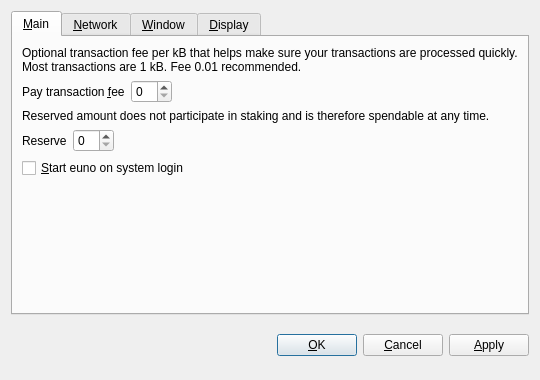
Above: src/qt/forms/optionsdialog.ui from Euno/eunowallet before the change. Below: the same form after it.
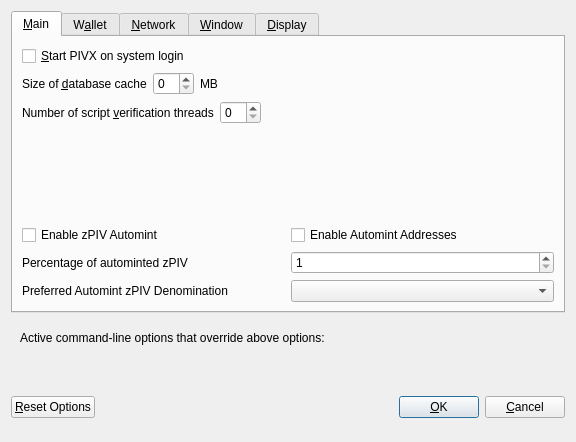
That is the form after the change. Custom widgets are drawn as their Qt base class.

Commit message: -- Initial commit new core wallet

```diff
--- a/src/qt/forms/optionsdialog.ui
+++ b/src/qt/forms/optionsdialog.ui
@@ -6,8 +6,8 @@
    <rect>
     <x>0</x>
     <y>0</y>
-    <width>540</width>
-    <height>380</height>
+    <width>576</width>
+    <height>442</height>
    </rect>
   </property>
   <property name="windowTitle">
@@ -19,9 +19,6 @@
   <layout class="QVBoxLayout" name="verticalLayout">
    <item>
     <widget class="QTabWidget" name="tabWidget">
-     <property name="tabPosition">
-      <enum>QTabWidget::North</enum>
-     </property>
      <property name="currentIndex">
       <number>0</number>
      </property>
@@ -30,110 +27,283 @@
        <string>&amp;Main</string>
       </attribute>
       <layout class="QVBoxLayout" name="verticalLayout_Main">
-       <item>
-        <widget class="QLabel" name="transactionFeeInfoLabel">
-         <property name="text">
-          <string>Optional transaction fee per kB that helps make sure your transactions are processed quickly. Most transactions are 1 kB. Fee 0.01 recommended.</string>
-         </property>
-         <property name="textFormat">
-          <enum>Qt::PlainText</enum>
-         </property>
-         <property name="wordWrap">
-          <bool>true</bool>
-         </property>
-        </widget>
-       </item>
-       <item>
-        <layout class="QHBoxLayout" name="horizontalLayoutFee">
-         <item>
-          <widget class="QLabel" name="transactionFeeLabel">
-           <property name="text">
-            <string>Pay transaction &amp;fee</string>
-           </property>
-           <property name="textFormat">
-            <enum>Qt::PlainText</enum>
-           </property>
-           <property name="buddy">
-            <cstring>transactionFee</cstring>
-           </property>
-          </widget>
-         </item>
-         <item>
-          <widget class="BitcoinAmountField" name="transactionFee"/>
-         </item>
-         <item>
-          <spacer name="horizontalSpacerFee">
-           <property name="orientation">
-            <enum>Qt::Horizontal</enum>
-           </property>
-           <property name="sizeHint" stdset="0">
-            <size>
-             <width>40</width>
-             <height>20</height>
-            </size>
-           </property>
-          </spacer>
-         </item>
-        </layout>
-       </item>
-       <item>
-        <widget class="QLabel" name="reserveBalanceInfoLabel">
-         <property name="text">
-          <string>Reserved amount does not participate in staking and is therefore spendable at any time.</string>
-         </property>
-         <property name="textFormat">
-          <enum>Qt::PlainText</enum>
-         </property>
-         <property name="wordWrap">
-          <bool>true</bool>
-         </property>
-        </widget>
-       </item>
-       <item>
-        <layout class="QHBoxLayout" name="horizontalLayoutReserveBalance">
-         <item>
-          <widget class="QLabel" name="reserveBalanceLabel">
-           <property name="text">
-            <string>Reserve</string>
-           </property>
-           <property name="textFormat">
-            <enum>Qt::PlainText</enum>
-           </property>
-           <property name="buddy">
-            <cstring>reserveBalance</cstring>
-           </property>
-          </widget>
-         </item>
-         <item>
-          <widget class="BitcoinAmountField" name="reserveBalance"/>
-         </item>
-         <item>
-          <spacer name="horizontalSpacerReserveBalance">
-           <property name="orientation">
-            <enum>Qt::Horizontal</enum>
-           </property>
-           <property name="sizeHint" stdset="0">
-            <size>
-             <width>40</width>
-             <height>20</height>
-            </size>
-           </property>
-          </spacer>
-         </item>
-        </layout>
-       </item>
        <item>
         <widget class="QCheckBox" name="bitcoinAtStartup">
          <property name="toolTip">
           <string>Automatically start euno after logging in to the system.</string>
          </property>
          <property name="text">
-          <string>&amp;Start euno on system login</string>
+          <string>&amp;Start PIVX on system login</string>
          </property>
         </widget>
        </item>
        <item>
-        <spacer name="verticalSpacer_Main">
+        <layout class="QHBoxLayout" name="horizontalLayout_2_Main">
+         <item>
+          <widget class="QLabel" name="databaseCacheLabel">
+           <property name="text">
+            <string>Size of &amp;database cache</string>
+           </property>
+           <property name="textFormat">
+            <enum>Qt::PlainText</enum>
+           </property>
+           <property name="buddy">
+            <cstring>databaseCache</cstring>
+           </property>
+          </widget>
+         </item>
+         <item>
+          <widget class="QSpinBox" name="databaseCache"/>
+         </item>
+         <item>
+          <widget class="QLabel" name="databaseCacheUnitLabel">
+           <property name="text">
+            <string>MB</string>
+           </property>
+           <property name="textFormat">
+            <enum>Qt::PlainText</enum>
+           </property>
+          </widget>
+         </item>
+         <item>
+          <spacer name="horizontalSpacer_2_Main">
+           <property name="orientation">
+            <enum>Qt::Horizontal</enum>
+           </property>
+           <property name="sizeHint" stdset="0">
+            <size>
+             <width>40</width>
+             <height>20</height>
+            </size>
+           </property>
+          </spacer>
+         </item>
+        </layout>
+       </item>
+       <item>
+        <layout class="QHBoxLayout" name="horizontalLayout_3_Main">
+         <item>
+          <widget class="QLabel" name="threadsScriptVerifLabel">
+           <property name="text">
+            <string>Number of script &amp;verification threads</string>
+           </property>
+           <property name="textFormat">
+            <enum>Qt::PlainText</enum>
+           </property>
+           <property name="buddy">
+            <cstring>threadsScriptVerif</cstring>
+           </property>
+          </widget>
+         </item>
+         <item>
+          <widget class="QSpinBox" name="threadsScriptVerif">
+           <property name="toolTip">
+            <string>(0 = auto, &lt;0 = leave that many cores free)</string>
+           </property>
+          </widget>
+         </item>
+         <item>
+          <spacer name="horizontalSpacer_3_Main">
+           <property name="orientation">
+            <enum>Qt::Horizontal</enum>
+           </property>
+           <property name="sizeHint" stdset="0">
+            <size>
+             <width>40</width>
+             <height>20</height>
+            </size>
+           </property>
+          </spacer>
+         </item>
+        </layout>
+       </item>
+       <item>
+        <spacer name="verticalSpacer_2">
+         <property name="orientation">
+          <enum>Qt::Vertical</enum>
+         </property>
+         <property name="sizeHint" stdset="0">
+          <size>
+           <width>20</width>
+           <height>40</height>
+          </size>
+         </property>
+        </spacer>
+       </item>
+       <item>
+        <widget class="QWidget" name="verticalZpivOptionsWidget" native="true">
+         <layout class="QVBoxLayout" name="verticalZpivOptionsLayout">
+          <property name="margin">
+           <number>0</number>
+          </property>
+          <item>
+           <layout class="QHBoxLayout" name="horizontalAutomintingLayout">
+            <item>
+             <widget class="QCheckBox" name="checkBoxZeromintEnable">
+              <property name="toolTip">
+               <string>Enable automatic minting of PIV units to zPIV</string>
+              </property>
+              <property name="layoutDirection">
+               <enum>Qt::LeftToRight</enum>
+              </property>
+              <property name="text">
+               <string>Enable zPIV Automint</string>
+              </property>
+             </widget>
+            </item>
+            <item>
+             <widget class="QCheckBox" name="checkBoxZeromintAddresses">
+              <property name="toolTip">
+               <string>Enable automatic zPIV minting from specific addresses</string>
+              </property>
+              <property name="layoutDirection">
+               <enum>Qt::LeftToRight</enum>
+              </property>
+              <property name="text">
+               <string>Enable Automint Addresses</string>
+              </property>
+             </widget>
+            </item>
+           </layout>
+          </item>
+          <item>
+           <layout class="QHBoxLayout" name="horizontalZmintPercentageLayout">
+            <item>
+             <widget class="QLabel" name="percentage_label">
+              <property name="toolTip">
+               <string>Percentage of incoming PIV which get automatically converted to zPIV via Zerocoin Protocol (min: 10%)</string>
+              </property>
+              <property name="text">
+               <string>Percentage of autominted zPIV</string>
+              </property>
+             </widget>
+            </item>
+            <item>
+             <widget class="QSpinBox" name="zeromintPercentage">
+              <property name="minimum">
+               <number>1</number>
+              </property>
+              <property name="maximum">
+               <number>100</number>
+              </property>
+             </widget>
+            </item>
+           </layout>
+          </item>
+          <item>
+           <layout class="QHBoxLayout" name="horizontalLayout" stretch="0,0">
+            <property name="sizeConstraint">
+             <enum>QLayout::SetFixedSize</enum>
+            </property>
+            <item>
+             <widget class="QLabel" name="labelPreferredDenom">
+              <property name="maximumSize">
+               <size>
+                <width>16777215</width>
+                <height>16777215</height>
+               </size>
+              </property>
+              <property name="toolTip">
+               <string>Wait with automatic conversion to Zerocoin until enough PIV for this denomination is available</string>
+              </property>
+              <property name="text">
+               <string>Preferred Automint zPIV Denomination</string>
+              </property>
+             </widget>
+            </item>
+            <item>
+             <widget class="QComboBox" name="preferredDenom">
+              <property name="maximumSize">
+               <size>
+                <width>16777215</width>
+                <height>27</height>
+               </size>
+              </property>
+              <property name="toolTip">
+               <string>Wait with automatic conversion to Zerocoin until enough PIV for this denomination is available</string>
+              </property>
+              <property name="maxVisibleItems">
+               <number>9</number>
+              </property>
+              <property name="maxCount">
+               <number>9</number>
+              </property>
+             </widget>
+            </item>
+           </layout>
+          </item>
+         </layout>
+        </widget>
+       </item>
+      </layout>
+     </widget>
+     <widget class="QWidget" name="tabWallet">
+      <attribute name="title">
+       <string>W&amp;allet</string>
+      </attribute>
+      <layout class="QVBoxLayout" name="verticalLayout_Wallet">
+       <item>
+        <layout class="QHBoxLayout" name="horizontalLayout_2_Wallet">
+         <item>
+          <widget class="QLabel" name="labelStakeSplitThresholdText">
+           <property name="text">
+            <string>Stake split threshold:</string>
+           </property>
+          </widget>
+         </item>
+         <item>
+          <widget class="QSpinBox" name="spinBoxStakeSplitThreshold">
+           <property name="minimum">
+            <number>1</number>
+           </property>
+           <property name="maximum">
+            <number>999999</number>
+           </property>
+          </widget>
+         </item>
+        </layout>
+       </item>
+       <item>
+        <widget class="QGroupBox" name="groupBox">
+         <property name="title">
+          <string>Expert</string>
+         </property>
+         <layout class="QVBoxLayout" name="verticalLayout_2">
+          <item>
+           <widget class="QCheckBox" name="coinControlFeatures">
+            <property name="toolTip">
+             <string>Whether to show coin control features or not.</string>
+            </property>
+            <property name="text">
+             <string>Enable coin &amp;control features</string>
+            </property>
+           </widget>
+          </item>
+          <item>
+           <widget class="QCheckBox" name="showMasternodesTab">
+            <property name="toolTip">
+             <string>Show additional tab listing all your masternodes in first sub-tab&lt;br/&gt;and all masternodes on the network in second sub-tab.</string>
+            </property>
+            <property name="text">
+             <string>Show Masternodes Tab</string>
+            </property>
+           </widget>
+          </item>
+          <item>
+           <widget class="QCheckBox" name="spendZeroConfChange">
+            <property name="toolTip">
+             <string>If you disable the spending of unconfirmed change, the change from a transaction&lt;br/&gt;cannot be used until that transaction has at least one confirmation.&lt;br/&gt;This also affects how your balance is computed.</string>
+            </property>
+            <property name="text">
+             <string>&amp;Spend unconfirmed change</string>
+            </property>
+           </widget>
+          </item>
+         </layout>
+        </widget>
+       </item>
+       <item>
+        <spacer name="verticalSpacer_Wallet">
          <property name="orientation">
           <enum>Qt::Vertical</enum>
          </property>
@@ -393,8 +563,67 @@
      </widget>
     </widget>
    </item>
+   <item>
+    <widget class="QFrame" name="frame">
+     <layout class="QVBoxLayout" name="verticalLayout_Bottom">
+      <item>
+       <layout class="QHBoxLayout" name="horizontalLayout_Bottom">
+        <item>
+         <widget class="QLabel" name="overriddenByCommandLineInfoLabel">
+          <property name="text">
+           <string>Active command-line options that override above options:</string>
+          </property>
+          <property name="textFormat">
+           <enum>Qt::PlainText</enum>
+          </property>
+         </widget>
+        </item>
+        <item>
+         <spacer name="horizontalSpacer_Bottom">
+          <property name="orientation">
+           <enum>Qt::Horizontal</enum>
+          </property>
+          <property name="sizeHint" stdset="0">
+           <size>
+            <width>40</width>
+            <height>20</height>
+           </size>
+          </property>
+         </spacer>
+        </item>
+       </layout>
+      </item>
+      <item>
+       <widget class="QLabel" name="overriddenByCommandLineLabel">
+        <property name="text">
+         <string/>
+        </property>
+        <property name="textFormat">
+         <enum>Qt::PlainText</enum>
+        </property>
+        <property name="wordWrap">
+         <bool>true</bool>
+        </property>
+       </widget>
+      </item>
+     </layout>
+    </widget>
+   </item>
    <item>
     <layout class="QHBoxLayout" name="horizontalLayout_Buttons">
+     <item>
+      <widget class="QPushButton" name="resetButton">
+       <property name="toolTip">
+        <string>Reset all client options to default.</string>
+       </property>
+       <property name="text">
+        <string>&amp;Reset Options</string>
+       </property>
+       <property name="autoDefault">
+        <bool>false</bool>
+       </property>
+      </widget>
+     </item>
      <item>
       <spacer name="horizontalSpacer_1">
        <property name="orientation">
@@ -410,6 +639,12 @@
      </item>
      <item>
       <widget class="QLabel" name="statusLabel">
+       <property name="minimumSize">
+        <size>
+         <width>200</width>
+         <height>0</height>
+        </size>
+       </property>
        <property name="font">
         <font>
          <weight>75</weight>
@@ -445,6 +680,12 @@
        <property name="text">
         <string>&amp;OK</string>
        </property>
+       <property name="autoDefault">
+        <bool>false</bool>
+       </property>
+       <property name="default">
+        <bool>true</bool>
+       </property>
       </widget>
      </item>
      <item>
@@ -457,36 +698,21 @@
        </property>
       </widget>
      </item>
-     <item>
-      <widget class="QPushButton" name="applyButton">
-       <property name="text">
-        <string>&amp;Apply</string>
-       </property>
-       <property name="autoDefault">
-        <bool>false</bool>
-       </property>
-      </widget>
-     </item>
     </layout>
    </item>
   </layout>
  </widget>
  <customwidgets>
-  <customwidget>
-   <class>BitcoinAmountField</class>
-   <extends>QSpinBox</extends>
-   <header>bitcoinamountfield.h</header>
-  </customwidget>
-  <customwidget>
-   <class>QValueComboBox</class>
-   <extends>QComboBox</extends>
-   <header>qvaluecombobox.h</header>
-  </customwidget>
   <customwidget>
    <class>QValidatedLineEdit</class>
    <extends>QLineEdit</extends>
    <header>qvalidatedlineedit.h</header>
   </customwidget>
+  <customwidget>
+   <class>QValueComboBox</class>
+   <extends>QComboBox</extends>
+   <header>qvaluecombobox.h</header>
+  </customwidget>
  </customwidgets>
  <resources/>
  <connections/>
```
Left out of the diff: 220 changed lines with no effect on the pictures. The commit also changes 1991 other files.
